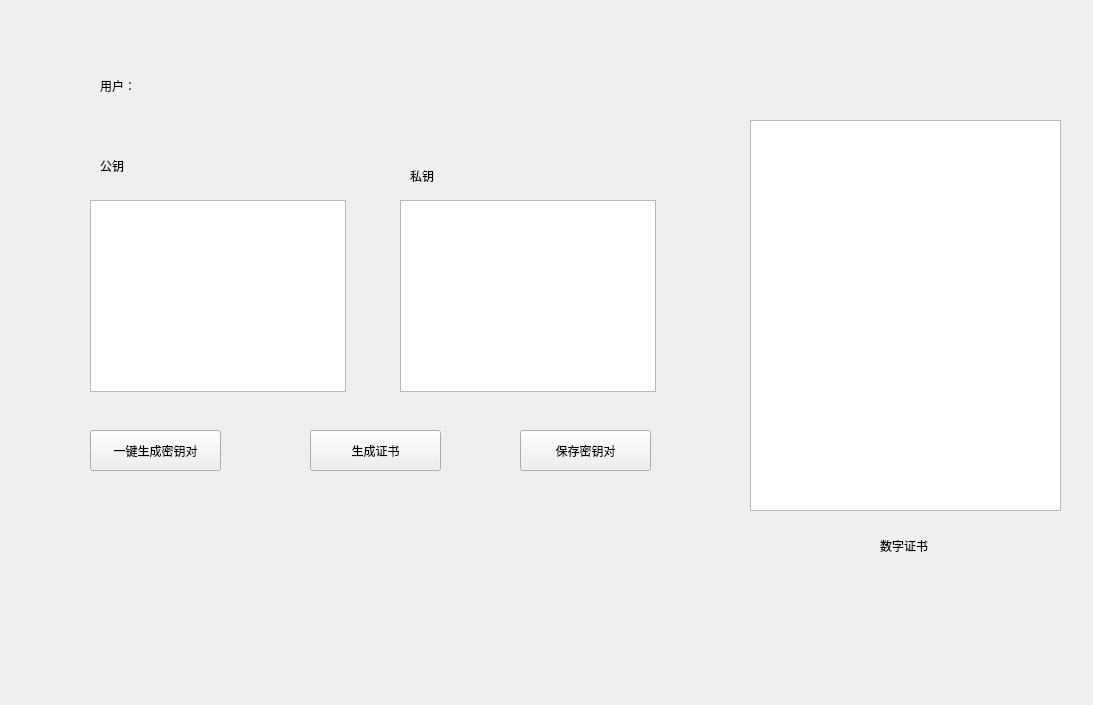
ZxxWs/CA_System, file UI_Files/ApplyFor.ui: the form before one commit.
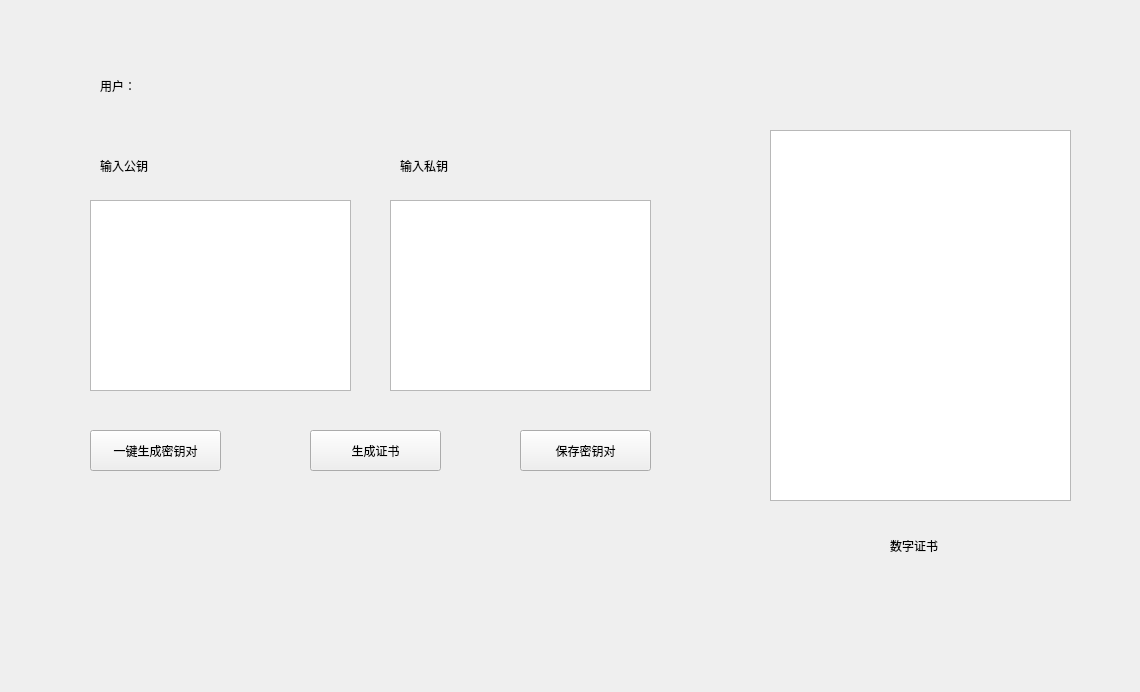
The form after the commit.

```diff
--- a/UI_Files/ApplyFor.ui
+++ b/UI_Files/ApplyFor.ui
@@ -6,8 +6,8 @@
    <rect>
     <x>0</x>
     <y>0</y>
-    <width>1093</width>
-    <height>705</height>
+    <width>1140</width>
+    <height>692</height>
    </rect>
   </property>
   <property name="windowTitle">
@@ -26,26 +26,6 @@
     <string>用户：</string>
    </property>
   </widget>
-  <widget class="QTextBrowser" name="TextPubKey">
-   <property name="geometry">
-    <rect>
-     <x>90</x>
-     <y>200</y>
-     <width>256</width>
-     <height>192</height>
-    </rect>
-   </property>
-  </widget>
-  <widget class="QTextBrowser" name="TextPriKey">
-   <property name="geometry">
-    <rect>
-     <x>400</x>
-     <y>200</y>
-     <width>256</width>
-     <height>192</height>
-    </rect>
-   </property>
-  </widget>
   <widget class="QLabel" name="LabelPub">
    <property name="geometry">
     <rect>
@@ -56,20 +36,20 @@
     </rect>
    </property>
    <property name="text">
-    <string>公钥</string>
+    <string>输入公钥</string>
    </property>
   </widget>
   <widget class="QLabel" name="LabelPri">
    <property name="geometry">
     <rect>
-     <x>410</x>
-     <y>160</y>
+     <x>400</x>
+     <y>150</y>
      <width>141</width>
      <height>31</height>
     </rect>
    </property>
    <property name="text">
-    <string>私钥</string>
+    <string>输入私钥</string>
    </property>
   </widget>
   <widget class="QPushButton" name="ButtonCreateDoubleKey">
@@ -111,20 +91,10 @@
     <string>保存密钥对</string>
    </property>
   </widget>
-  <widget class="QTextBrowser" name="TextPriKey_2">
+  <widget class="QLabel" name="LabelCertificate">
    <property name="geometry">
     <rect>
-     <x>750</x>
-     <y>120</y>
-     <width>311</width>
-     <height>391</height>
-    </rect>
-   </property>
-  </widget>
-  <widget class="QLabel" name="LabelPri_2">
-   <property name="geometry">
-    <rect>
-     <x>880</x>
+     <x>890</x>
      <y>530</y>
      <width>71</width>
      <height>31</height>
@@ -134,6 +104,36 @@
     <string>数字证书</string>
    </property>
   </widget>
+  <widget class="QTextEdit" name="TextEditPublicKey">
+   <property name="geometry">
+    <rect>
+     <x>90</x>
+     <y>200</y>
+     <width>261</width>
+     <height>191</height>
+    </rect>
+   </property>
+  </widget>
+  <widget class="QTextEdit" name="TextEditPrivateKey">
+   <property name="geometry">
+    <rect>
+     <x>390</x>
+     <y>200</y>
+     <width>261</width>
+     <height>191</height>
+    </rect>
+   </property>
+  </widget>
+  <widget class="QTextEdit" name="TextEditCertificate">
+   <property name="geometry">
+    <rect>
+     <x>770</x>
+     <y>130</y>
+     <width>301</width>
+     <height>371</height>
+    </rect>
+   </property>
+  </widget>
  </widget>
  <resources/>
  <connections/>
```
